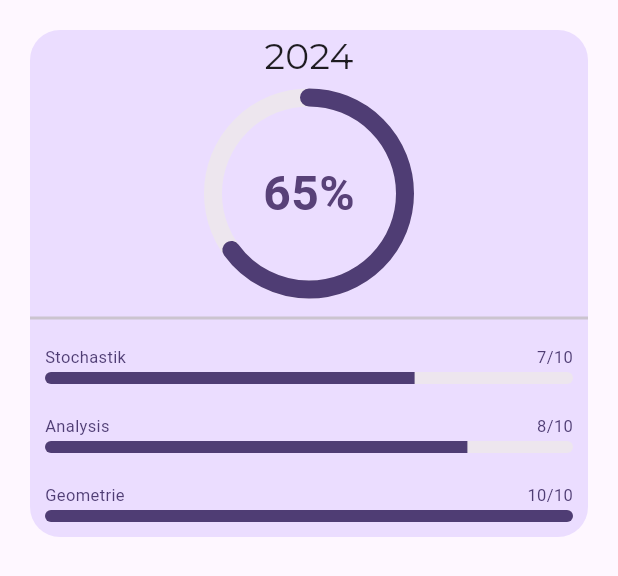
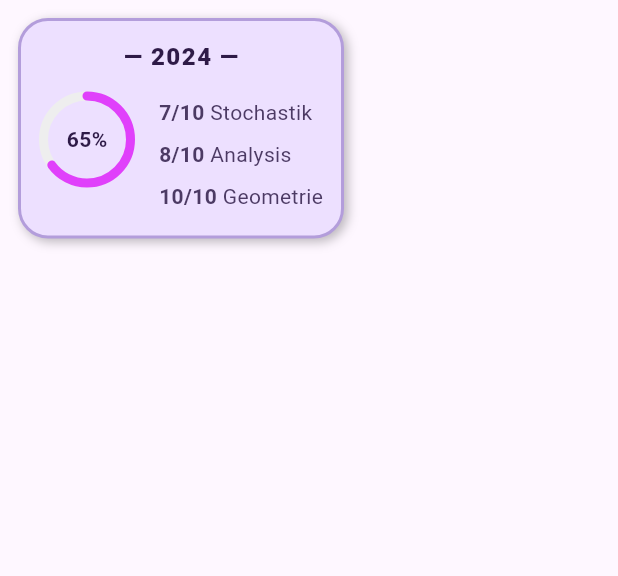
Before and after one commit to max-friebertshaeuser/AbiMind, a Flutter app: the ExerciseCards widget shown alone on an empty page, opened directly, on a phone screen of 412 x 824 dp. Shown: the top 576 px of the screen. Run offline on Flutter 3.47's test engine with Material 3 defaults, Android fonts, the phone set to English and light mode, and no system bars; drawn by our look-alikes of percent_indicator; our stand-ins replace firebase_auth, firebase_core, flutter_riverpod, google_fonts; missing offline and left inert: dart:ffi, firebase_app_check, flutter_drawing_board, flutter_verification_code; accounts and stored records are empty.

Commit message:
feat: enhance ExerciseCards layout and update topics data structure

```diff
--- a/frontend/lib/presentation/screens/start/start-screen.dart
+++ b/frontend/lib/presentation/screens/start/start-screen.dart
@@ -118,13 +118,13 @@ class StarScreen extends StatelessWidget {
                             decoration: BoxDecoration(
                               borderRadius: BorderRadius.circular(20),
                             ),
-                            child: const ExerciseCards(
+                            child:ExerciseCards(
                               year: 2024,
                               percent: 0.65,
                               topics: {
-                                'Stochastik': {0: 7, 1: 10},
-                                'Analysis': {0: 8, 1: 10},
-                                'Geometrie': {0: 10, 1: 10},
+                                'Stochastik': [7, 10],
+                                'Analysis': [8, 10],
+                                'Geometrie': [10, 10],
                               },
                             ),
                           ),
@@ -187,8 +187,8 @@ class StarScreen extends StatelessWidget {
 
 class ExerciseCards extends StatelessWidget {
   final int year;
-  final double percent; // between 0.0 and 1.0
-  final Map<String, Map<int, int>> topics; // e.g. {'Stochastik': [2, 8]}
+  final double percent;
+  final Map<String, List<int>> topics;
 
   const ExerciseCards({
     Key? key,
@@ -199,55 +199,105 @@ class ExerciseCards extends StatelessWidget {
 
   @override
   Widget build(BuildContext context) {
-    return Container(
-      margin: const EdgeInsets.all(20.0),
+    return IntrinsicWidth(
+      child: IntrinsicHeight(
+        child: Container(
+          margin: const EdgeInsets.all(12),
+          padding: const EdgeInsets.all(12),
           decoration: BoxDecoration(
-        color: Theme.of(context).colorScheme.primaryContainer,
+            color: const Color(0xFFEDE0FF),
             borderRadius: BorderRadius.circular(20),
+            border: Border.all(color: Colors.deepPurple.shade200, width: 2),
+            boxShadow: const [
+              BoxShadow(
+                color: Colors.black26,
+                offset: Offset(2, 2),
+                blurRadius: 5,
+              ),
+            ],
           ),
           child: Column(
+            crossAxisAlignment: CrossAxisAlignment.center,
             mainAxisSize: MainAxisSize.min,
-        crossAxisAlignment: CrossAxisAlignment.center,
             children: [
-          Text(year.toString(), style: kHeaderStyle),
-          Padding(
-            padding: const EdgeInsets.all(5.0),
-            child: CircularPercentIndicator(
-              backgroundColor:
-                  Theme.of(context).colorScheme.surfaceContainerHigh,
-              progressColor:
-                  Theme.of(context).colorScheme.onPrimaryFixedVariant,
-              radius: 70.0,
-              lineWidth: 12.0,
+              // Year Centered
+              Text(
+                "— $year —",
+                style: const TextStyle(
+                  fontWeight: FontWeight.w900,
+                  fontSize: 16,
+                  letterSpacing: 1,
+                  color: Color(0xFF2E1A47),
+                ),
+              ),
+              const SizedBox(height: 12),
+              // Row for Progress and Text Content
+              Row(
+                mainAxisSize: MainAxisSize.min,
+                crossAxisAlignment: CrossAxisAlignment.start,
+                children: [
+                  // Progress Circle
+                  CircularPercentIndicator(
+                    radius: 32.0,
+                    lineWidth: 6.0,
                     percent: percent,
                     center: Text(
-                "${(percent * 100).toStringAsFixed(0)}%",
-                style: percentageStyle,
+                      "${(percent * 100).round()}%",
+                      style: const TextStyle(
+                        fontWeight: FontWeight.bold,
+                        fontSize: 14,
+                        color: Color(0xFF2E1A47),
                       ),
+                    ),
+                    backgroundColor: Colors.grey.shade200,
+                    progressColor: Colors.purpleAccent,
                     circularStrokeCap: CircularStrokeCap.round,
                   ),
+                  const SizedBox(width: 16),
+                  // Topics List
+                  Column(
+                    crossAxisAlignment: CrossAxisAlignment.start,
+                    children: topics.entries.map((entry) {
+                      final String topic = entry.key;
+                      final int done = entry.value[0];
+                      final int total = entry.value[1];
+
+                      return Padding(
+                        padding: const EdgeInsets.symmetric(vertical: 4),
+                        child: Row(
+                          mainAxisSize: MainAxisSize.min,
+                          children: [
+                            Text(
+                              "$done/$total ",
+                              style: const TextStyle(
+                                fontSize: 14,
+                                color: Color(0xFF4C3A64),
+                                fontWeight: FontWeight.bold,
                               ),
-          Divider(thickness: 2),
-          Container(
-            width: double.infinity,
-            child: SingleChildScrollView(
-              child: Column(
-                children:
-                    topics.entries.map((entry) {
-                      return CathegorieProgress(
-                        title: entry.key,
-                        done: entry.value[0] ?? 0,
-                        total: entry.value[1] ?? 1, // Avoid division by zero
-                      );
-                    }).toList(),
                             ),
+                            Text(
+                              topic,
+                              style: const TextStyle(
+                                fontSize: 14,
+                                color: Color(0xFF4C3A64),
                               ),
                             ),
                           ],
                         ),
                       );
+                    }).toList(),
+                  ),
+                ],
+              ),
+            ],
+          ),
+        ),
+      ),
+    );
   }
 }
+
+
 
 class CathegorieProgress extends StatelessWidget {
   final String title;
```
Lines whose indentation alone changed are shown as unchanged.
